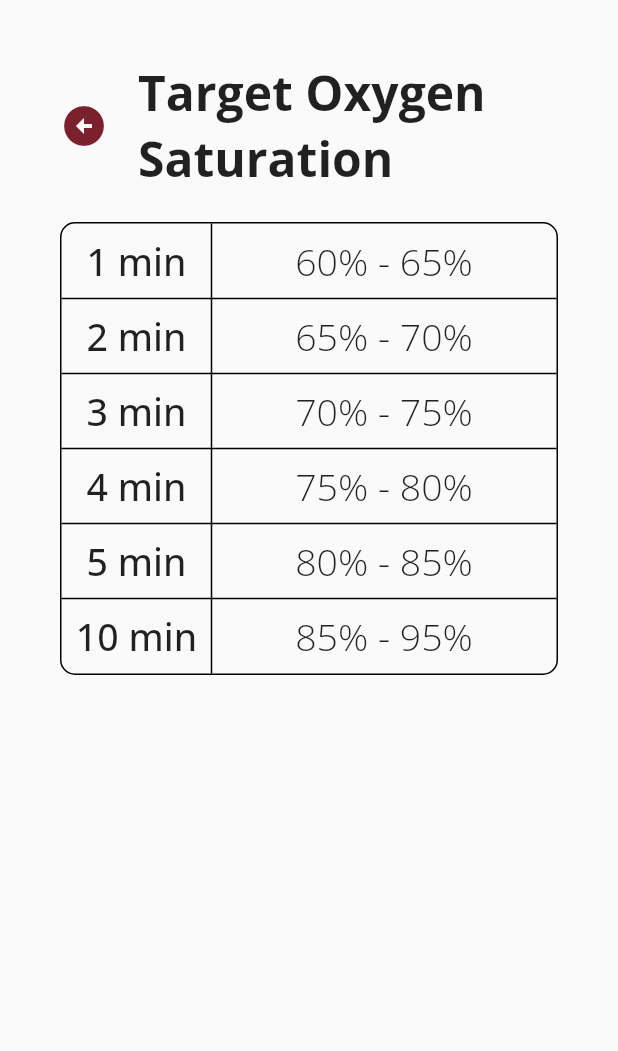
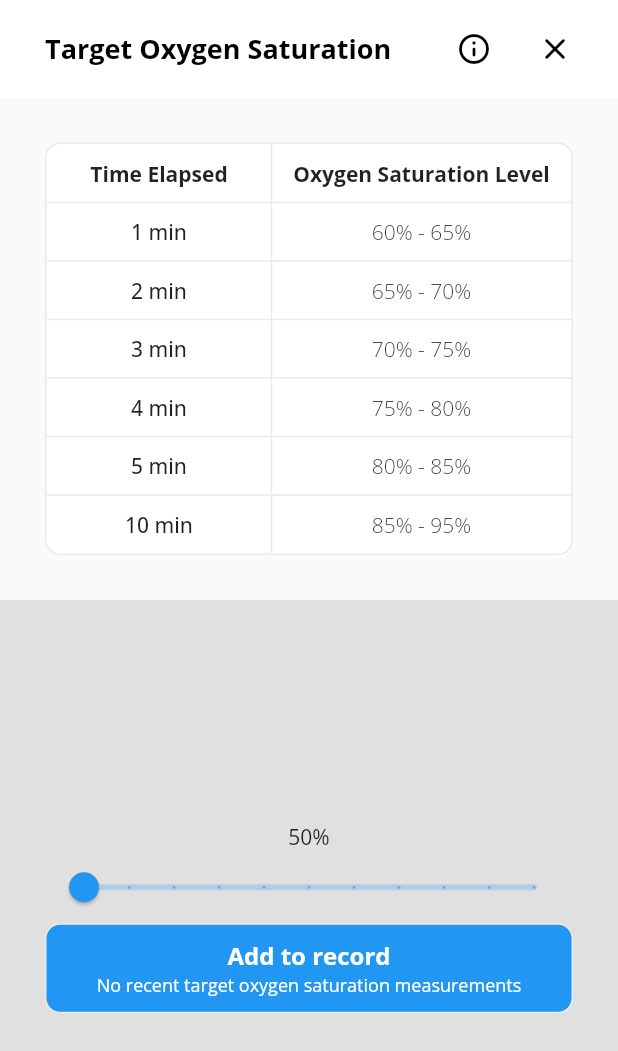
Before and after one commit to kybele-project/mobile-gen2, a Flutter app: the TargetOxygenSaturation widget shown alone on an empty page, opened directly, on a phone screen of 412 x 824 dp. Shown: the top 1051 px of the screen. Run offline on Flutter 3.47's test engine with Material 2 defaults, Android fonts, the phone set to English and light mode, and no system bars; our stand-ins replace firebase_auth, firebase_core, google_fonts, youtube_player_flutter; accounts and stored records are empty; network calls fail.

Commit message:
navigation, apgar, toolbar, etc

```diff
--- a/lib/tools/TargetOxygenSaturation.dart
+++ b/lib/tools/TargetOxygenSaturation.dart
@@ -8,33 +8,75 @@ class TargetOxygenSaturation extends StatelessWidget {
   Widget build(BuildContext context) {
     return Material(
       child: SafeArea(
-        child: Padding(
-          padding: EdgeInsets.all(40),
-          child: Column (
+        child: Column(
           children: [
+            Container(
+              width: double.infinity,
+              color: Colors.white, //Color(0xfff6f6f6),
+              padding: EdgeInsets.fromLTRB(30,20,30,20),
+              child: Expanded(
+                child: Row(
+                  mainAxisAlignment: MainAxisAlignment.spaceBetween,
+                  crossAxisAlignment: CrossAxisAlignment.center,
+                  children: [
+                    Column(
+                      crossAxisAlignment: CrossAxisAlignment.start,
+                      children: [
+                        Text(
+                            "Target Oxygen Saturation",
+                            style: TextStyle(
+                                color: Colors.black,
+                                fontSize: 18,
+                                fontWeight: FontWeight.bold)),
+                        // Text(completion_percent, style: TextStyle(color: Colors.black, fontSize: 14,),),
+                      ],
+                    ),
                     Row(
-                mainAxisAlignment: MainAxisAlignment.start,
                       children: [
-                  Align(alignment: Alignment.centerLeft, child: GestureDetector(child: Icon(Icons.arrow_circle_left, size: 32, color: Color(0xFF7B212D)), onTap: Navigator.of(context).pop)),
-                  SizedBox(width: 20),
-                  Expanded(
-                    child: Text("Target Oxygen Saturation", style: TextStyle(fontWeight: FontWeight.bold, fontSize: 32), maxLines: 2,),
+                        IconButton(
+                            color: Colors.black,
+                            padding: EdgeInsets.zero,
+                            constraints: BoxConstraints(),
+                            icon: const Icon(Icons.info_outline_rounded),
+                            onPressed: () => {
+                              Navigator.of(context).pop(),
+                            }
+                        ),
+                        const SizedBox(width: 30),
+                        IconButton(
+                            color: Colors.black,
+                            padding: EdgeInsets.zero,
+                            constraints: BoxConstraints(),
+                            icon: const Icon(Icons.close_rounded),
+                            onPressed: () => {
+                              Navigator.of(context).pop(),
+                            }
                         ),
                       ],
                     ),
-              SizedBox(height: 20),
+
+                  ],
+                ),
+              ),
+            ),
+            Padding(
+              padding: EdgeInsets.fromLTRB(30, 30, 30, 30),
+              child: Column (
+                children: [
                   Container(
                     decoration: BoxDecoration(
+                      color: Colors.white,
                       border: Border.all(
                         width: 1,
+                        color: Color(0xffeaeaea)
                       ),
                       borderRadius: BorderRadius.all(Radius.circular(10)),
                     ),
                     child: Table(
-                  border: TableBorder.symmetric(inside: BorderSide(width: 1)),
+                      border: TableBorder.symmetric(inside: BorderSide(width: 1, color: Color(0xffeaeaea))),
                       defaultVerticalAlignment: TableCellVerticalAlignment.middle,
                       columnWidths: const <int, TableColumnWidth>{
-                    0: FixedColumnWidth(100),
+                        0: FixedColumnWidth(150),
                         1: FlexColumnWidth(),
                       },
                       children: [
@@ -42,16 +84,16 @@ class TargetOxygenSaturation extends StatelessWidget {
                             children: [
                               TableCell(
                                 child: Container(
-                              height: 50,
+                                  padding: EdgeInsets.all(10),
                                   alignment: Alignment.center,
-                              child: Text("1 min", style: TextStyle(fontSize: 25, fontWeight: FontWeight.w500)),
+                                  child: Text("Time Elapsed", style: TextStyle(fontSize: 14, fontWeight: FontWeight.bold)),
                                 ),
                               ),
                               TableCell(
                                 child: Container(
-                              height: 50,
+                                  padding: EdgeInsets.all(10),
                                   alignment: Alignment.center,
-                              child: Text("60% - 65%", style: TextStyle(fontSize: 25, fontWeight: FontWeight.w300)),
+                                  child: Text("Oxygen Saturation Level", style: TextStyle(fontSize: 14, fontWeight: FontWeight.bold)),
                                 ),
                               ),
                             ]
@@ -60,16 +102,34 @@ class TargetOxygenSaturation extends StatelessWidget {
                             children: [
                               TableCell(
                                 child: Container(
-                            height: 50,
+                                  padding: EdgeInsets.all(10),
                                   alignment: Alignment.center,
-                            child: Text("2 min", style: TextStyle(fontSize: 25, fontWeight: FontWeight.w500)),
+                                  child: Text("1 min", style: TextStyle(fontSize: 14, fontWeight: FontWeight.w500)),
                                 ),
                               ),
                               TableCell(
                                 child: Container(
-                            height: 50,
+                                  padding: EdgeInsets.all(10),
                                   alignment: Alignment.center,
-                            child: Text("65% - 70%", style: TextStyle(fontSize: 25, fontWeight: FontWeight.w300)),
+                                  child: Text("60% - 65%", style: TextStyle(fontSize: 14, fontWeight: FontWeight.w300)),
+                                ),
+                              ),
+                            ]
+                        ),
+                        TableRow(
+                          children: [
+                            TableCell(
+                              child: Container(
+                                padding: EdgeInsets.all(10),
+                                alignment: Alignment.center,
+                                child: Text("2 min", style: TextStyle(fontSize: 14, fontWeight: FontWeight.w500)),
+                              ),
+                            ),
+                            TableCell(
+                              child: Container(
+                                padding: EdgeInsets.all(10),
+                                alignment: Alignment.center,
+                                child: Text("65% - 70%", style: TextStyle(fontSize: 14, fontWeight: FontWeight.w300)),
                               ),
                             ),
                           ],
@@ -78,16 +138,16 @@ class TargetOxygenSaturation extends StatelessWidget {
                             children: [
                               TableCell(
                                 child: Container(
-                              height: 50,
+                                  padding: EdgeInsets.all(10),
                                   alignment: Alignment.center,
-                              child: Text("3 min", style: TextStyle(fontSize: 25, fontWeight: FontWeight.w500)),
+                                  child: Text("3 min", style: TextStyle(fontSize: 14, fontWeight: FontWeight.w500)),
                                 ),
                               ),
                               TableCell(
                                 child: Container(
-                              height: 50,
+                                  padding: EdgeInsets.all(10),
                                   alignment: Alignment.center,
-                              child: Text("70% - 75%", style: TextStyle(fontSize: 25, fontWeight: FontWeight.w300)),
+                                  child: Text("70% - 75%", style: TextStyle(fontSize: 14, fontWeight: FontWeight.w300)),
                                 ),
                               ),
                             ]
@@ -96,16 +156,16 @@ class TargetOxygenSaturation extends StatelessWidget {
                             children: [
                               TableCell(
                                 child: Container(
-                              height: 50,
+                                  padding: EdgeInsets.all(10),
                                   alignment: Alignment.center,
-                              child: Text("4 min", style: TextStyle(fontSize: 25, fontWeight: FontWeight.w500)),
+                                  child: Text("4 min", style: TextStyle(fontSize: 14, fontWeight: FontWeight.w500)),
                                 ),
                               ),
                               TableCell(
                                 child: Container(
-                              height: 50,
+                                  padding: EdgeInsets.all(10),
                                   alignment: Alignment.center,
-                              child: Text("75% - 80%", style: TextStyle(fontSize: 25, fontWeight: FontWeight.w300)),
+                                  child: Text("75% - 80%", style: TextStyle(fontSize: 14, fontWeight: FontWeight.w300)),
                                 ),
                               ),
                             ]
@@ -114,16 +174,16 @@ class TargetOxygenSaturation extends StatelessWidget {
                             children: [
                               TableCell(
                                 child: Container(
-                              height: 50,
+                                  padding: EdgeInsets.all(10),
                                   alignment: Alignment.center,
-                              child: Text("5 min", style: TextStyle(fontSize: 25, fontWeight: FontWeight.w500)),
+                                  child: Text("5 min", style: TextStyle(fontSize: 14, fontWeight: FontWeight.w500)),
                                 ),
                               ),
                               TableCell(
                                 child: Container(
-                              height: 50,
+                                  padding: EdgeInsets.all(10),
                                   alignment: Alignment.center,
-                              child: Text("80% - 85%", style: TextStyle(fontSize: 25, fontWeight: FontWeight.w300)),
+                                  child: Text("80% - 85%", style: TextStyle(fontSize: 14, fontWeight: FontWeight.w300)),
                                 ),
                               ),
                             ]
@@ -132,16 +192,16 @@ class TargetOxygenSaturation extends StatelessWidget {
                             children: [
                               TableCell(
                                 child: Container(
-                              height: 50,
+                                  padding: EdgeInsets.all(10),
                                   alignment: Alignment.center,
-                              child: Text("10 min", style: TextStyle(fontSize: 25, fontWeight: FontWeight.w500)),
+                                  child: Text("10 min", style: TextStyle(fontSize: 14, fontWeight: FontWeight.w500)),
                                 ),
                               ),
                               TableCell(
                                 child: Container(
-                              height: 50,
+                                  padding: EdgeInsets.all(10),
                                   alignment: Alignment.center,
-                              child: Text("85% - 95%", style: TextStyle(fontSize: 25, fontWeight: FontWeight.w300)),
+                                  child: Text("85% - 95%", style: TextStyle(fontSize: 14, fontWeight: FontWeight.w300)),
                                 ),
                               ),
                             ]
@@ -149,11 +209,92 @@ class TargetOxygenSaturation extends StatelessWidget {
                       ],
                     ),
                   ),
-              SizedBox(height: 20),
                 ],
               ),
+            ),
+            Expanded(
+              child: Container(
+                padding: EdgeInsets.all(30),
+                width: double.infinity,
+                color: Colors.grey[300],
+                child: Column(
+                  mainAxisAlignment: MainAxisAlignment.center,
+                  children: [
+                    OxygenRecord(),
+                  ],
+                ),
+              ),
+            ),
+          ],
         ),
       ),
     );
   }
 }
+
+
+class OxygenRecord extends StatefulWidget {
+
+  @override
+  State<OxygenRecord> createState() => _OxygenRecordState();
+
+}
+
+
+class _OxygenRecordState extends State<OxygenRecord> {
+
+  double _currentSliderValue = 50;
+
+  @override
+  Widget build(BuildContext context) {
+    return Column(
+      children: [
+        Text(_currentSliderValue.round().toString() + "%"),
+        Slider(
+          value: _currentSliderValue,
+          min: 50,
+          max: 100,
+          divisions: 10,
+          label: _currentSliderValue.round().toString() + "%",
+          onChanged: (double value) {
+            setState(() {
+              _currentSliderValue = value;
+            });
+          },
+        ),
+        Container(
+          width: double.infinity,
+          decoration: BoxDecoration(
+              color: Colors.blue,
+              borderRadius: BorderRadius.circular(10),
+              border: Border.all(
+                color: Color(0xffeaeaea),
+              )
+          ),
+          child: Padding(
+            padding: EdgeInsets.all(10),
+            child: Column(
+              children: [
+                Text(
+                    "Add to record",
+                    style: TextStyle(
+                        fontWeight: FontWeight.bold,
+                        color: Colors.white,
+                        fontSize: 16
+                    )
+                ),
+                Text(
+                    "No recent target oxygen saturation measurements",
+                    style: TextStyle(
+                        color: Colors.white,
+                        fontSize: 12
+                    )
+                ),
+              ],
+            ),
+          ),
+        ),
+      ],
+    );
+  }
+}
--- a/pubspec.yaml
+++ b/pubspec.yaml
@@ -42,6 +42,12 @@ dependencies:
   wave: ^0.2.2
   url_launcher: ^6.1.6
   youtube_player_flutter: ^8.1.0
+  shared_preferences: ^2.0.15
+  path_provider: ^2.0.10
+  sqflite: ^2.0.2+1
+  badges: ^2.0.2
+  provider: ^6.0.3
+
 
 dev_dependencies:
   flutter_test:
```
Also changed, not shown: pubspec.lock, 1 other file. Lines whose indentation alone changed are shown as unchanged.
